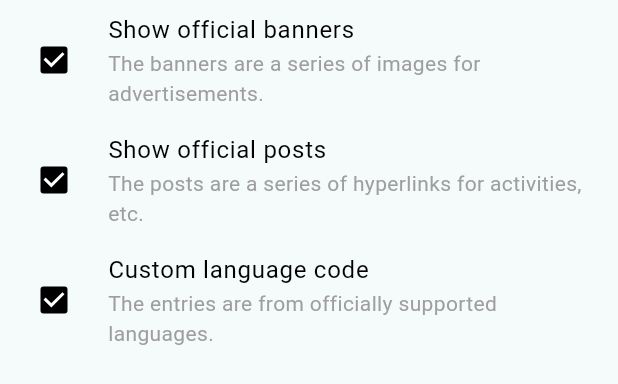
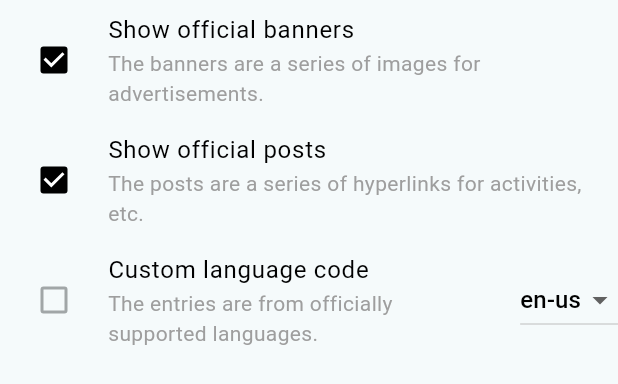
Before and after one commit to LucisUrbe/easy_launcher, a Flutter app: the SettingsPage widget shown alone on an empty page, opened directly, on a phone screen of 412 x 824 dp. Shown: the top 384 px of the screen. Run offline on Flutter 3.47's test engine with Material 3 defaults, Android fonts, the phone set to English and light mode, and no system bars; our stand-ins replace carousel_slider, shared_preferences; accounts and stored records are empty; network calls fail.

Commit message:
feat: support settings `SharedPreferences`

```diff
--- a/lib/constants/rel.dart
+++ b/lib/constants/rel.dart
@@ -15,7 +15,7 @@ class OsRel {
   ];
   static const bool filterAdv = false;
   static const int launcherId = 10;
-  static const String language = 'en-us';
+  static String language = 'en-us';
 }
 
 abstract class RelInterface {
@@ -60,7 +60,7 @@ class OsRelInterface implements RelInterface {
   @override
   String get language => OsRel.language;
   @override
-  set language(String _) {}
+  set language(String value) => OsRel.language = value;
 }
 
 enum PostType {
--- a/lib/constants/style.dart
+++ b/lib/constants/style.dart
@@ -1,3 +1,4 @@
+import 'package:easy_launcher/constants/rel.dart';
 
 const String sAppTitle = "easy_launcher";
 
@@ -58,3 +59,23 @@ const double dCarouselArrowRadius = 5.0;
 const double dCarouselArrowTop = 80.0;
 
 const double dZero = 0.0;
+
+const List<String> supportedLanguage = <String>[
+  "de-de",
+  "en-us",
+  "es-es",
+  "fr-fr",
+  "id-id",
+  "it-it",
+  "ja-jp",
+  "ko-kr",
+  "pt-pt",
+  "ru-ru",
+  "th-th",
+  "tr-tr",
+  "vi-vn",
+  "zh-cn",
+  "zh-tw",
+];
+
+RelInterface relIF = OsRelInterface();
--- a/lib/views/settings.dart
+++ b/lib/views/settings.dart
@@ -1,4 +1,7 @@
+import 'package:easy_launcher/constants/rel.dart';
 import 'package:flutter/material.dart';
+import 'package:shared_preferences/shared_preferences.dart';
+import 'package:easy_launcher/constants/style.dart' as style;
 import 'package:easy_launcher/generated/l10n.dart';
 
 Future<void> buildSettings(BuildContext context) {
@@ -40,8 +43,29 @@ class SettingsPage extends StatefulWidget {
 }
 
 class _SettingsPageState extends State<SettingsPage> {
+  final Future<SharedPreferences> _prefs = SharedPreferences.getInstance();
+  late bool showBanners;
+  late bool showPosts;
+  late String languageCode;
+
   @override
   Widget build(BuildContext context) {
+    return FutureBuilder(
+      future: _prefs,
+      builder: (context, AsyncSnapshot<SharedPreferences> snapshot) {
+        switch (snapshot.connectionState) {
+          case ConnectionState.none:
+          case ConnectionState.waiting:
+            return const CircularProgressIndicator();
+          case ConnectionState.active:
+          case ConnectionState.done:
+            if (snapshot.hasError) {
+              return Text('${snapshot.error}');
+            }
+            final SharedPreferences prefs = snapshot.data!;
+            showBanners = prefs.getBool('showBanners') ?? true;
+            showPosts = prefs.getBool('showPosts') ?? true;
+            languageCode = prefs.getString('languageCode') ?? 'en-us';
             return Column(
               mainAxisSize: MainAxisSize.min,
               mainAxisAlignment: MainAxisAlignment.center,
@@ -50,9 +74,12 @@ class _SettingsPageState extends State<SettingsPage> {
                   hoverColor: Colors.grey,
                   activeColor: Colors.black,
                   controlAffinity: ListTileControlAffinity.leading,
-          value: true,
+                  value: showBanners,
                   onChanged: (bool? value) {
-            // setState(() {});
+                    setState(() {
+                      showBanners = value!;
+                      prefs.setBool('showBanners', value);
+                    });
                   },
                   title: Text(
                     S.of(context).showBannersTitle,
@@ -67,9 +94,12 @@ class _SettingsPageState extends State<SettingsPage> {
                   hoverColor: Colors.grey,
                   activeColor: Colors.black,
                   controlAffinity: ListTileControlAffinity.leading,
-          value: true,
+                  value: showPosts,
                   onChanged: (bool? value) {
-            // setState(() {});
+                    setState(() {
+                      showPosts = value!;
+                      prefs.setBool('showPosts', value);
+                    });
                   },
                   title: Text(
                     S.of(context).showPostsTitle,
@@ -80,14 +110,17 @@ class _SettingsPageState extends State<SettingsPage> {
                     style: const TextStyle(color: Colors.grey),
                   ),
                 ),
-        CheckboxListTile(
+                style.relIF is OsRelInterface
+                    ? Row(
+                        children: [
+                          Expanded(
+                            child: CheckboxListTile(
+                              enabled: false,
+                              value: false,
                               hoverColor: Colors.grey,
                               activeColor: Colors.black,
                               controlAffinity: ListTileControlAffinity.leading,
-          value: true,
-          onChanged: (bool? value) {
-            // setState(() {});
-          },
+                              onChanged: (_) {},
                               title: Text(
                                 S.of(context).languageCodeTitle,
                                 style: const TextStyle(color: Colors.black),
@@ -97,7 +130,35 @@ class _SettingsPageState extends State<SettingsPage> {
                                 style: const TextStyle(color: Colors.grey),
                               ),
                             ),
+                          ),
+                          DropdownButton(
+                            value: languageCode,
+                            items: style.supportedLanguage.map((String value) {
+                              return DropdownMenuItem<String>(
+                                value: value,
+                                child: Text(
+                                  value,
+                                  style: const TextStyle(color: Colors.black),
+                                ),
+                              );
+                            }).toList(),
+                            onChanged: (String? selectedValue) {
+                              setState(() {
+                                languageCode = selectedValue ?? 'en-us';
+                                prefs.setString(
+                                  'languageCode',
+                                  selectedValue ?? 'en-us',
+                                );
+                              });
+                            },
+                          ),
+                        ],
+                      )
+                    : Container(),
               ],
             );
         }
+      },
+    );
   }
+}
```
Also changed, not shown: lib/main_page.dart (+9 -3 lines), lib/utils/remote_api.dart (+10 -7 lines). Lines whose indentation alone changed are shown as unchanged.
